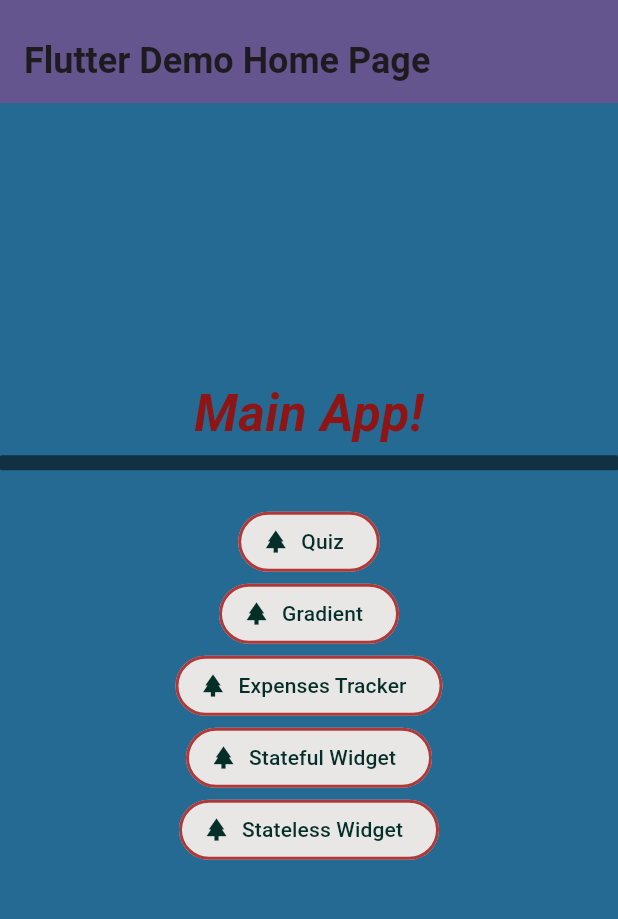
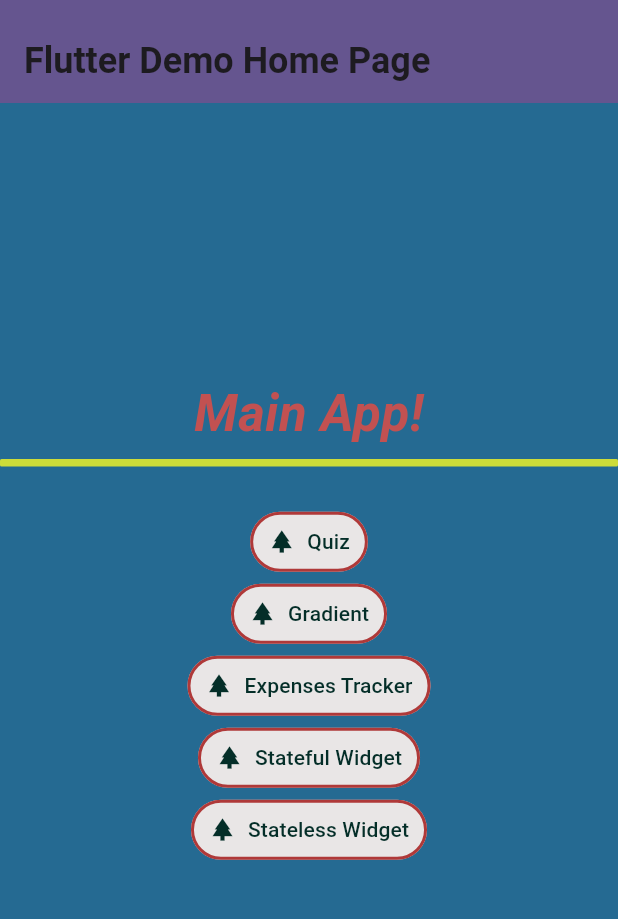
Before and after one commit to duczau/flutter-app, a Flutter app: the screen it shows after launch, in the side drawer, after a tap on "Home", on a phone screen of 412 x 824 dp, the part 65-984 px from its top. Run offline on Flutter 3.47's test engine with Material 3 defaults, Android fonts, the phone set to English and light mode, and no system bars; our stand-ins replace flutter_dotenv, google_fonts.

```diff
--- a/lib/main.dart
+++ b/lib/main.dart
@@ -5,6 +5,7 @@ import 'package:first_app/quiz_app/quiz_app.dart';
 import 'package:first_app/quiz_app/util/app_metrics.dart';
 import 'package:flutter/gestures.dart';
 import 'package:flutter/material.dart';
+import 'package:flutter/services.dart';
 
 import 'package:flutter_dotenv/flutter_dotenv.dart';
 
@@ -13,9 +14,8 @@ var themeMode = ThemeMode.light;
 
 void main() async {
   await dotenv.load(fileName: ".env");
-  runApp(
-    MainApp(),
-  );
+  SystemChrome.setPreferredOrientations([DeviceOrientation.portraitUp]);
+  runApp(MainApp());
 }
 
 final Map<String, WidgetBuilder> listWitget = {
@@ -25,14 +25,6 @@ final Map<String, WidgetBuilder> listWitget = {
   'Stateful Widget': (context) => StyledText('Stateful Widget'),
   'Stateless Widget': (context) => StyledText('Stateless Widget'),
 };
-
-// final Map<String, Widget> listWitget = {
-//   'Quiz': const QuizApp(),
-//   'Gradient': GradientApp(),
-//   'Counter': const StyledText('Counter'),
-//   'Stateful Widget': const StyledText('Stateful Widget'),
-//   'Stateless Widget': const StyledText('Stateless Widget'),
-// };
 
 class MainApp extends StatefulWidget {
   const MainApp({super.key});
@@ -76,7 +68,7 @@ class _MainAppState extends State<MainApp> {
         textTheme: const TextTheme(
           titleLarge: TextStyle(
             fontSize: 24,
-            color: Color.fromARGB(255, 141, 21, 21),
+            color: Color.fromARGB(255, 194, 81, 81),
             fontFamily: 'Roboto',
             fontWeight: FontWeight.bold,
           ),
@@ -236,10 +228,9 @@ class _MyHomePageState extends State<MyHomePage> {
         backgroundColor: Theme.of(context).colorScheme.surfaceTint,
         title: Text(widget.title),
       ),
-      body: Container(
-        child: Center(
+      body: Center(
         child: Column(
-            // mainAxisAlignment: MainAxisAlignment.start,
+          // mainAxisAlignment: MainAxisAlignment.center,
           mainAxisSize: MainAxisSize.min,
           children: [
             Text(
@@ -253,15 +244,24 @@ class _MyHomePageState extends State<MyHomePage> {
               ),
             ),
             Divider(
-                thickness: 10,
-                color: Colors.black54,
+              thickness: 5,
+              color: Colors.lime,
               radius: BorderRadiusDirectional.circular(1),
             ),
             SizedBox(height: widthScreen * 0.05),
-              ...listWitget.entries.map((e) {
-                String key = e.key;
-                WidgetBuilder value = e.value;
-                return OutlinedButton.icon(
+            Flexible(
+              child: ListView.builder(
+                physics: const BouncingScrollPhysics(),
+                shrinkWrap: true,
+                itemCount: listWitget.values.length,
+                itemBuilder: (context, index) {
+                  String key = listWitget.entries.elementAt(index).key;
+                  WidgetBuilder value = listWitget.entries.elementAt(index).value;
+                  return Row(
+                    mainAxisAlignment: MainAxisAlignment.center,
+                    mainAxisSize: MainAxisSize.min,
+                    children: [
+                      OutlinedButton.icon(
                         onPressed: () {
                           Navigator.push(
                             context,
@@ -278,14 +278,43 @@ class _MyHomePageState extends State<MyHomePage> {
                             color: Color.fromARGB(255, 175, 57, 57),
                             width: 2,
                           ),
+                          padding: const EdgeInsets.symmetric(horizontal: 12, vertical: 8),
                         ),
                         icon: const Icon(Icons.park),
                         label: Text(key),
+                      ),
+                    ],
                   );
-              }),
+                },
+              ),
+            ),
+            // ...listWitget.entries.map((e) {
+            //   String key = e.key;
+            //   WidgetBuilder value = e.value;
+            //   return OutlinedButton.icon(
+            //     onPressed: () {
+            //       Navigator.push(
+            //         context,
+            //         MaterialPageRoute(
+            //           builder: (context) => RootScaffold(value(context)),
+            //           settings: RouteSettings(name: '/$key'),
+            //         ),
+            //       );
+            //     },
+            //     style: OutlinedButton.styleFrom(
+            //       backgroundColor: const Color.fromARGB(255, 233, 230, 230),
+            //       foregroundColor: const Color.fromARGB(255, 4, 46, 40),
+            //       side: const BorderSide(
+            //         color: Color.fromARGB(255, 175, 57, 57),
+            //         width: 2,
+            //       ),
+            //     ),
+            //     icon: const Icon(Icons.park),
+            //     label: Text(key),
+            //   );
+            // }),
             SizedBox(height: widthScreen * 0.05),
           ],
-          ),
         ),
       ),
     );
--- a/pubspec.yaml
+++ b/pubspec.yaml
@@ -36,6 +36,7 @@ dependencies:
   flutter_spring_animation: ^0.0.1
   google_fonts: ^6.3.2
   uuid: ^4.5.2
+  intl: ^0.20.2
 
 dev_dependencies:
   flutter_test:
```
Also changed, not shown: lib/expense_app/chart/chart.dart (+19 -6 lines), lib/expense_app/expenses_app.dart (+45 -20 lines), pubspec.lock. Lines whose indentation alone changed are shown as unchanged.
